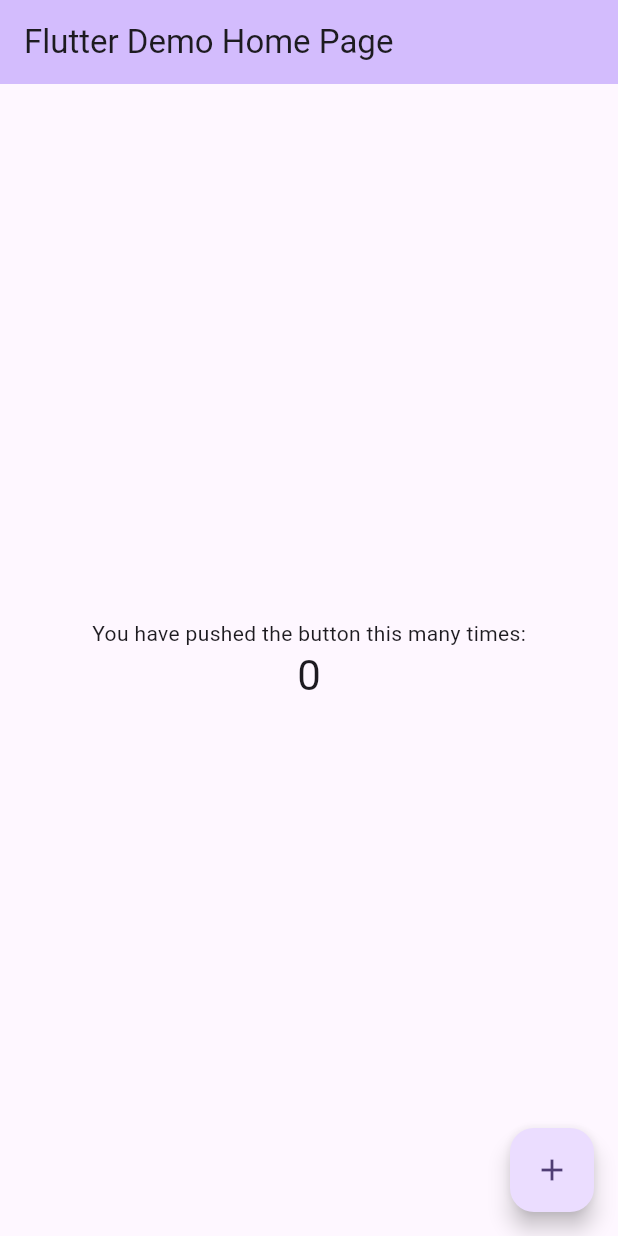
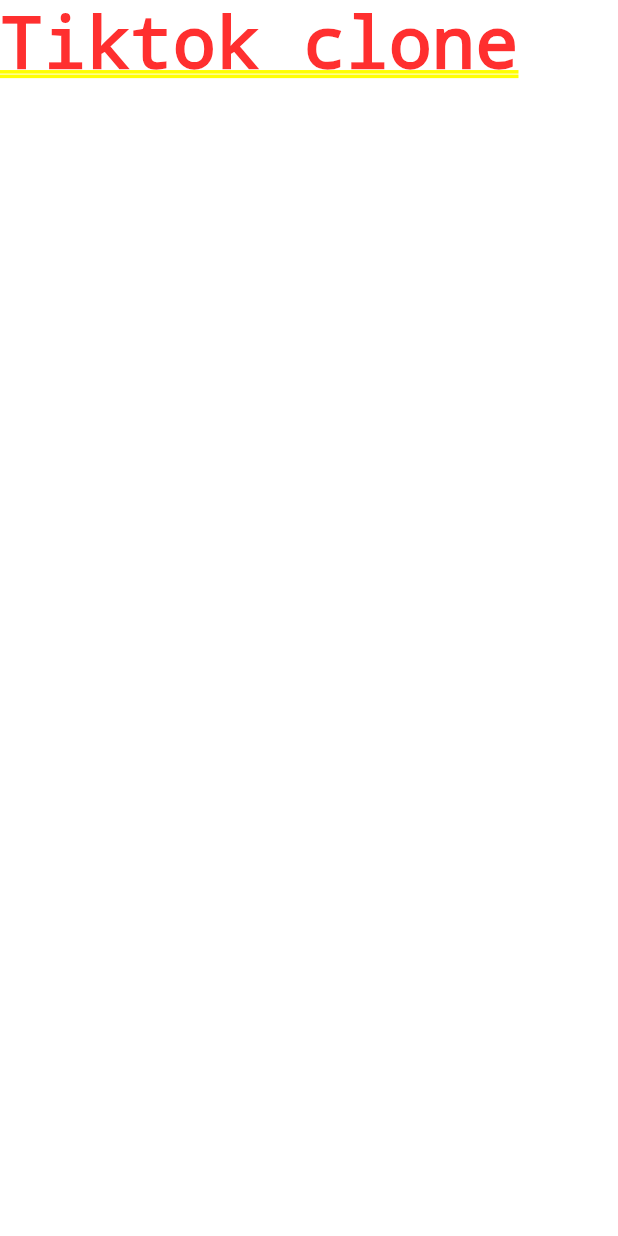
Before and after one commit to Insuk-Seo/Flutter-Tiktok, a Flutter app: the screen it shows after launch, on a phone screen of 412 x 824 dp. Run offline on Flutter 3.47's test engine with Material 2 defaults, Android fonts, the phone set to English and light mode, and no system bars.

Commit message:
3.0 init

```diff
--- /dev/null
+++ b/lib/constants/gaps.dart
@@ -0,0 +1 @@
+class Gaps {}
--- /dev/null
+++ b/lib/constants/sizes.dart
@@ -0,0 +1 @@
+class Sizes {}
--- a/lib/main.dart
+++ b/lib/main.dart
@@ -1,125 +1,23 @@
 import 'package:flutter/material.dart';
 
 void main() {
-  runApp(const MyApp());
+  runApp(const TiktokApp());
 }
 
-class MyApp extends StatelessWidget {
-  const MyApp({super.key});
+class TiktokApp extends StatelessWidget {
+  const TiktokApp({super.key});
 
-  // This widget is the root of your application.
   @override
   Widget build(BuildContext context) {
     return MaterialApp(
-      title: 'Flutter Demo',
+      title: 'Tiktok Clone',
       theme: ThemeData(
-        // This is the theme of your application.
-        //
-        // TRY THIS: Try running your application with "flutter run". You'll see
-        // the application has a blue toolbar. Then, without quitting the app,
-        // try changing the seedColor in the colorScheme below to Colors.green
-        // and then invoke "hot reload" (save your changes or press the "hot
-        // reload" button in a Flutter-supported IDE, or press "r" if you used
-        // the command line to start the app).
-        //
-        // Notice that the counter didn't reset back to zero; the application
-        // state is not lost during the reload. To reset the state, use hot
-        // restart instead.
-        //
-        // This works for code too, not just values: Most code changes can be
-        // tested with just a hot reload.
-        colorScheme: ColorScheme.fromSeed(seedColor: Colors.deepPurple),
-        useMaterial3: true,
+        primaryColor: const Color(0xFFE9435A),
       ),
-      home: const MyHomePage(title: 'Flutter Demo Home Page'),
+      home: Container(
+        color: Colors.white,
+        child: const Text('Tiktok clone'),
+      ),
     );
   }
 }
-
-class MyHomePage extends StatefulWidget {
-  const MyHomePage({super.key, required this.title});
-
-  // This widget is the home page of your application. It is stateful, meaning
-  // that it has a State object (defined below) that contains fields that affect
-  // how it looks.
-
-  // This class is the configuration for the state. It holds the values (in this
-  // case the title) provided by the parent (in this case the App widget) and
-  // used by the build method of the State. Fields in a Widget subclass are
-  // always marked "final".
-
-  final String title;
-
-  @override
-  State<MyHomePage> createState() => _MyHomePageState();
-}
-
-class _MyHomePageState extends State<MyHomePage> {
-  int _counter = 0;
-
-  void _incrementCounter() {
-    setState(() {
-      // This call to setState tells the Flutter framework that something has
-      // changed in this State, which causes it to rerun the build method below
-      // so that the display can reflect the updated values. If we changed
-      // _counter without calling setState(), then the build method would not be
-      // called again, and so nothing would appear to happen.
-      _counter++;
-    });
-  }
-
-  @override
-  Widget build(BuildContext context) {
-    // This method is rerun every time setState is called, for instance as done
-    // by the _incrementCounter method above.
-    //
-    // The Flutter framework has been optimized to make rerunning build methods
-    // fast, so that you can just rebuild anything that needs updating rather
-    // than having to individually change instances of widgets.
-    return Scaffold(
-      appBar: AppBar(
-        // TRY THIS: Try changing the color here to a specific color (to
-        // Colors.amber, perhaps?) and trigger a hot reload to see the AppBar
-        // change color while the other colors stay the same.
-        backgroundColor: Theme.of(context).colorScheme.inversePrimary,
-        // Here we take the value from the MyHomePage object that was created by
-        // the App.build method, and use it to set our appbar title.
-        title: Text(widget.title),
-      ),
-      body: Center(
-        // Center is a layout widget. It takes a single child and positions it
-        // in the middle of the parent.
-        child: Column(
-          // Column is also a layout widget. It takes a list of children and
-          // arranges them vertically. By default, it sizes itself to fit its
-          // children horizontally, and tries to be as tall as its parent.
-          //
-          // Column has various properties to control how it sizes itself and
-          // how it positions its children. Here we use mainAxisAlignment to
-          // center the children vertically; the main axis here is the vertical
-          // axis because Columns are vertical (the cross axis would be
-          // horizontal).
-          //
-          // TRY THIS: Invoke "debug painting" (choose the "Toggle Debug Paint"
-          // action in the IDE, or press "p" in the console), to see the
-          // wireframe for each widget.
-          mainAxisAlignment: MainAxisAlignment.center,
-          children: <Widget>[
-            const Text(
-              'You have pushed the button this many times:',
-            ),
-            Text(
-              '$_counter',
-              style: Theme.of(context).textTheme.headlineMedium,
-            ),
-          ],
-        ),
-      ),
-      floatingActionButton: FloatingActionButton(
-        onPressed: _incrementCounter,
-        tooltip: 'Increment',
-        child: const Icon(Icons.add),
-      ), // This trailing comma makes auto-formatting nicer for build methods.
-    );
-  }
-}
```
